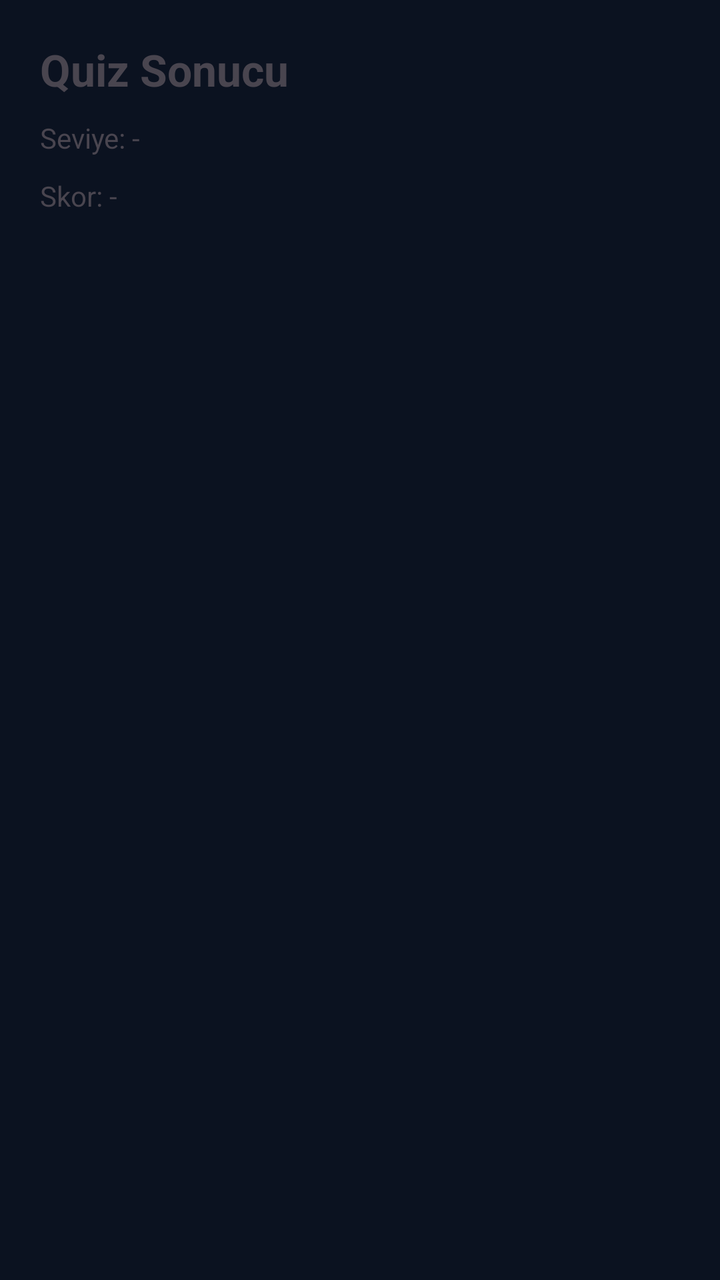
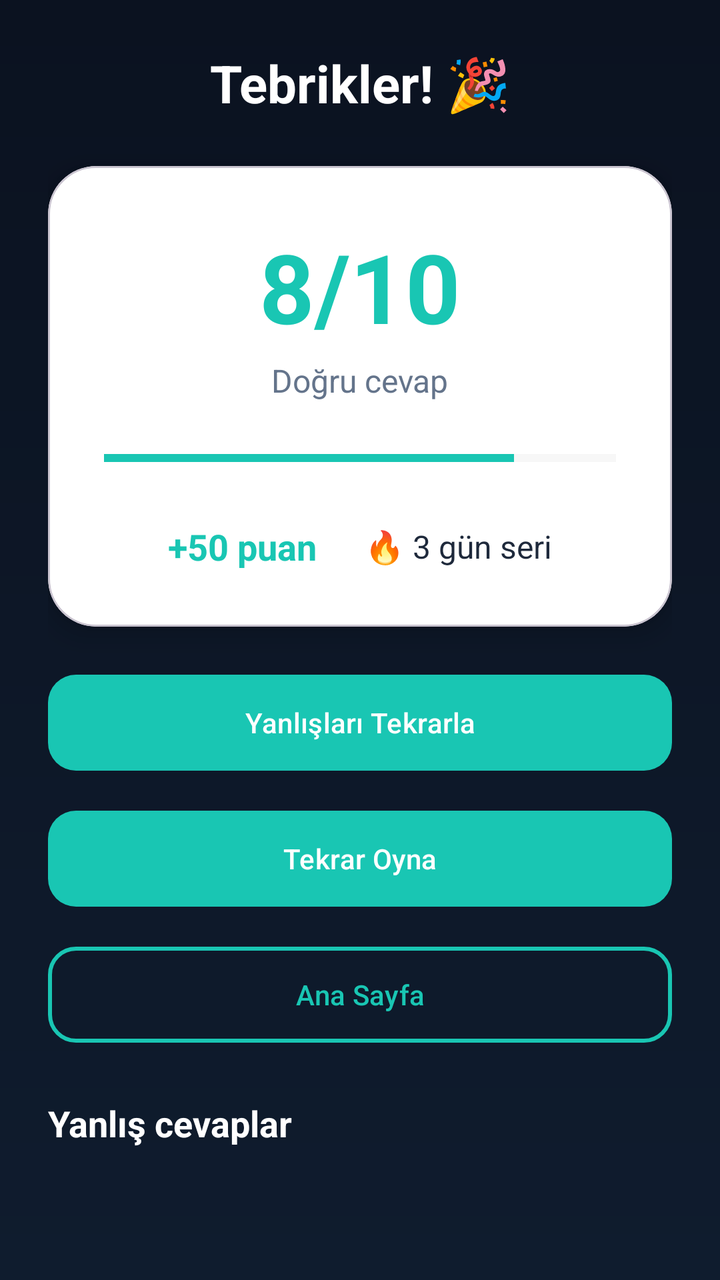

The first picture is an Android layout as it rendered before a commit; the second is the same layout after the commit. The layout source and the unified diff follow.
<!-- AndroidManifest.xml: application theme Theme.BrainBuddy -->
<!-- res/layout/activity_quiz_result.xml -->
<?xml version="1.0" encoding="utf-8"?>
<LinearLayout xmlns:android="http://schemas.android.com/apk/res/android"
    android:id="@+id/root"
    android:layout_width="match_parent"
    android:layout_height="match_parent"
    android:padding="20dp"
    android:orientation="vertical">

    <TextView
        android:id="@+id/tvTitle"
        android:layout_width="match_parent"
        android:layout_height="wrap_content"
        android:text="Quiz Sonucu"
        android:textSize="22sp"
        android:textStyle="bold" />

    <TextView
        android:id="@+id/tvLevel"
        android:layout_width="match_parent"
        android:layout_height="wrap_content"
        android:layout_marginTop="10dp"
        android:text="Seviye: -" />

    <TextView
        android:id="@+id/tvScore"
        android:layout_width="match_parent"
        android:layout_height="wrap_content"
        android:layout_marginTop="10dp"
        android:text="Skor: -" />

</LinearLayout>
<!-- resources referenced by this layout -->
<resources>
  <style name="Theme.BrainBuddy" parent="Theme.Material3.DayNight.NoActionBar">
          
          <item name="colorPrimary">@color/bb_primary</item>
          <item name="colorOnPrimary">@color/white</item>
          <item name="colorSecondary">@color/bb_secondary</item>
          <item name="colorOnSecondary">@color/white</item>
          <item name="colorTertiary">@color/bb_tertiary</item>
          <item name="colorOnTertiary">@color/white</item>
  
          
          <item name="android:windowBackground">@color/bb_bg</item>
          <item name="android:textColorPrimary">@color/bb_text</item>
          <item name="android:textColorSecondary">@color/bb_text_muted</item>
      </style>
  <color name="bb_primary">#2DD4BF</color>
  <color name="white">#FFFFFF</color>
  <color name="bb_secondary">#38BDF8</color>
  <color name="bb_tertiary">#A78BFA</color>
  <color name="bb_bg">#0B1220</color>
  <color name="bb_text">#EAF0FF</color>
  <color name="bb_text_muted">#A9B4D0</color>
</resources>

<!-- the commit's change to res/layout/activity_quiz_result.xml (unified diff, before → after) -->
@@ -1,31 +1,151 @@
 <?xml version="1.0" encoding="utf-8"?>
-<LinearLayout xmlns:android="http://schemas.android.com/apk/res/android"
-    android:id="@+id/root"
+<ScrollView xmlns:android="http://schemas.android.com/apk/res/android"
+    xmlns:app="http://schemas.android.com/apk/res-auto"
     android:layout_width="match_parent"
     android:layout_height="match_parent"
-    android:padding="20dp"
-    android:orientation="vertical">
+    android:background="@drawable/bg_gradient"
+    android:fillViewport="true">
 
-    <TextView
-        android:id="@+id/tvTitle"
+    <LinearLayout
         android:layout_width="match_parent"
         android:layout_height="wrap_content"
-        android:text="Quiz Sonucu"
-        android:textSize="22sp"
-        android:textStyle="bold" />
+        android:orientation="vertical"
+        android:padding="24dp">
 
-    <TextView
-        android:id="@+id/tvLevel"
-        android:layout_width="match_parent"
-        android:layout_height="wrap_content"
-        android:layout_marginTop="10dp"
-        android:text="Seviye: -" />
+        <TextView
+            android:id="@+id/tvTitle"
+            android:layout_width="match_parent"
+            android:layout_height="wrap_content"
+            android:text="Tebrikler! 🎉"
+            android:textSize="26sp"
+            android:textStyle="bold"
+            android:textColor="@color/white"
+            android:gravity="center"/>
 
-    <TextView
-        android:id="@+id/tvScore"
-        android:layout_width="match_parent"
-        android:layout_height="wrap_content"
-        android:layout_marginTop="10dp"
-        android:text="Skor: -" />
+        <com.google.android.material.card.MaterialCardView
+            android:layout_width="match_parent"
+            android:layout_height="wrap_content"
+            app:cardCornerRadius="24dp"
+            app:cardElevation="8dp"
+            app:cardBackgroundColor="@color/white"
+            android:layout_marginTop="24dp">
 
-</LinearLayout>
+            <LinearLayout
+                android:layout_width="match_parent"
+                android:layout_height="wrap_content"
+                android:orientation="vertical"
+                android:padding="28dp"
+                android:gravity="center">
+
+                <TextView
+                    android:id="@+id/tvScoreBig"
+                    android:layout_width="wrap_content"
+                    android:layout_height="wrap_content"
+                    android:text="8/10"
+                    android:textSize="48sp"
+                    android:textStyle="bold"
+                    android:textColor="@color/bb_turquoise"/>
+
+                <TextView
+                    android:id="@+id/tvScoreLabel"
+                    android:layout_width="wrap_content"
+                    android:layout_height="wrap_content"
+                    android:text="Doğru cevap"
+                    android:textSize="16sp"
+                    android:textColor="@color/bb_text_dark_muted"
+                    android:layout_marginTop="4dp"/>
+
+                <ProgressBar
+                    android:id="@+id/progressCircle"
+                    style="?android:attr/progressBarStyleHorizontal"
+                    android:layout_width="match_parent"
+                    android:layout_height="wrap_content"
+                    android:layout_marginTop="20dp"
+                    android:max="100"
+                    android:progress="80"
+                    android:progressTint="@color/bb_turquoise"
+                    android:progressBackgroundTint="#E0E0E0"/>
+
+                <LinearLayout
+                    android:layout_width="match_parent"
+                    android:layout_height="wrap_content"
+                    android:orientation="horizontal"
+                    android:gravity="center"
+                    android:layout_marginTop="24dp">
+
+                    <TextView
+                        android:id="@+id/tvPoints"
+                        android:layout_width="wrap_content"
+                        android:layout_height="wrap_content"
+                        android:text="+50 puan"
+                        android:textSize="18sp"
+                        android:textStyle="bold"
+                        android:textColor="@color/bb_turquoise"/>
+
+                    <TextView
+                        android:id="@+id/tvStreak"
+                        android:layout_width="wrap_content"
+                        android:layout_height="wrap_content"
+                        android:layout_marginStart="24dp"
+                        android:text="🔥 3 gün seri"
+                        android:textSize="16sp"
+                        android:textColor="@color/bb_text_dark"/>
+                </LinearLayout>
+            </LinearLayout>
+        </com.google.android.material.card.MaterialCardView>
+
+        <Button
+            android:id="@+id/btnRetryWrong"
+            style="@style/BB.Button"
+            android:layout_width="match_parent"
+            android:layout_height="56dp"
+            android:layout_marginTop="20dp"
+            android:text="Yanlışları Tekrarla"
+            android:textAllCaps="false"/>
+
+        <Button
+            android:id="@+id/btnPlayAgain"
+            style="@style/BB.Button"
+            android:layout_width="match_parent"
+            android:layout_height="56dp"
+            android:layout_marginTop="12dp"
+            android:text="Tekrar Oyna"
+            android:textAllCaps="false"/>
+
+        <Button
+            android:id="@+id/btnHome"
+            style="@style/BBButtonAlt"
+            android:layout_width="match_parent"
+            android:layout_height="56dp"
+            android:layout_marginTop="12dp"
+            android:text="Ana Sayfa"
+            android:textAllCaps="false"/>
+
+        <androidx.constraintlayout.widget.ConstraintLayout
+            android:id="@+id/wrongSection"
+            android:layout_width="match_parent"
+            android:layout_height="wrap_content"
+            android:layout_marginTop="24dp">
+
+            <TextView
+                android:id="@+id/tvWrongTitle"
+                android:layout_width="wrap_content"
+                android:layout_height="wrap_content"
+                android:text="Yanlış cevaplar"
+                android:textSize="18sp"
+                android:textStyle="bold"
+                android:textColor="@color/white"
+                app:layout_constraintTop_toTopOf="parent"
+                app:layout_constraintStart_toStartOf="parent"/>
+
+            <androidx.recyclerview.widget.RecyclerView
+                android:id="@+id/recyclerWrong"
+                android:layout_width="match_parent"
+                android:layout_height="wrap_content"
+                android:layout_marginTop="12dp"
+                android:nestedScrollingEnabled="false"
+                app:layout_constraintTop_toBottomOf="@id/tvWrongTitle"/>
+        </androidx.constraintlayout.widget.ConstraintLayout>
+
+    </LinearLayout>
+</ScrollView>
<!-- resource entries referenced after the edit -->
@@ -1,5 +1,8 @@
 <!-- resources referenced by this layout -->
 <resources>
+  <color name="bb_text_dark">#1E293B</color>
+  <color name="bb_text_dark_muted">#64748B</color>
+  <color name="bb_turquoise">#19C6B3</color>
   <style name="Theme.BrainBuddy" parent="Theme.Material3.DayNight.NoActionBar">
           
           <item name="colorPrimary">@color/bb_primary</item>
@@ -14,8 +17,36 @@
           <item name="android:textColorPrimary">@color/bb_text</item>
           <item name="android:textColorSecondary">@color/bb_text_muted</item>
       </style>
-  <color name="bb_primary">#2DD4BF</color>
+  <style name="BBButton" parent="Widget.Material3.Button">
+          <item name="android:minHeight">48dp</item>
+          <item name="cornerRadius">14dp</item>
+          <item name="android:textAllCaps">false</item>
+          <item name="android:textColor">@color/white</item>
+          <item name="backgroundTint">@color/bb_primary</item>
+      </style>
+  <color name="bb_primary">#19C6B3</color>
   <color name="white">#FFFFFF</color>
+  <!-- drawable bg_gradient (drawable) -->
+  <?xml version="1.0" encoding="utf-8"?>
+  <layer-list xmlns:android="http://schemas.android.com/apk/res/android">
+      <item>
+          <shape>
+              <gradient
+                  android:angle="270"
+                  android:startColor="#0B1220"
+                  android:endColor="#0F1C2E"/>
+          </shape>
+      </item>
+  </layer-list>
+  <style name="BB.Button" parent="BBButton" />
+  <style name="BBButtonAlt" parent="Widget.Material3.Button.OutlinedButton">
+          <item name="android:minHeight">48dp</item>
+          <item name="cornerRadius">14dp</item>
+          <item name="android:textAllCaps">false</item>
+          <item name="android:textColor">@color/bb_primary</item>
+          <item name="strokeColor">@color/bb_primary</item>
+          <item name="strokeWidth">2dp</item>
+      </style>
   <color name="bb_secondary">#38BDF8</color>
   <color name="bb_tertiary">#A78BFA</color>
   <color name="bb_bg">#0B1220</color>
